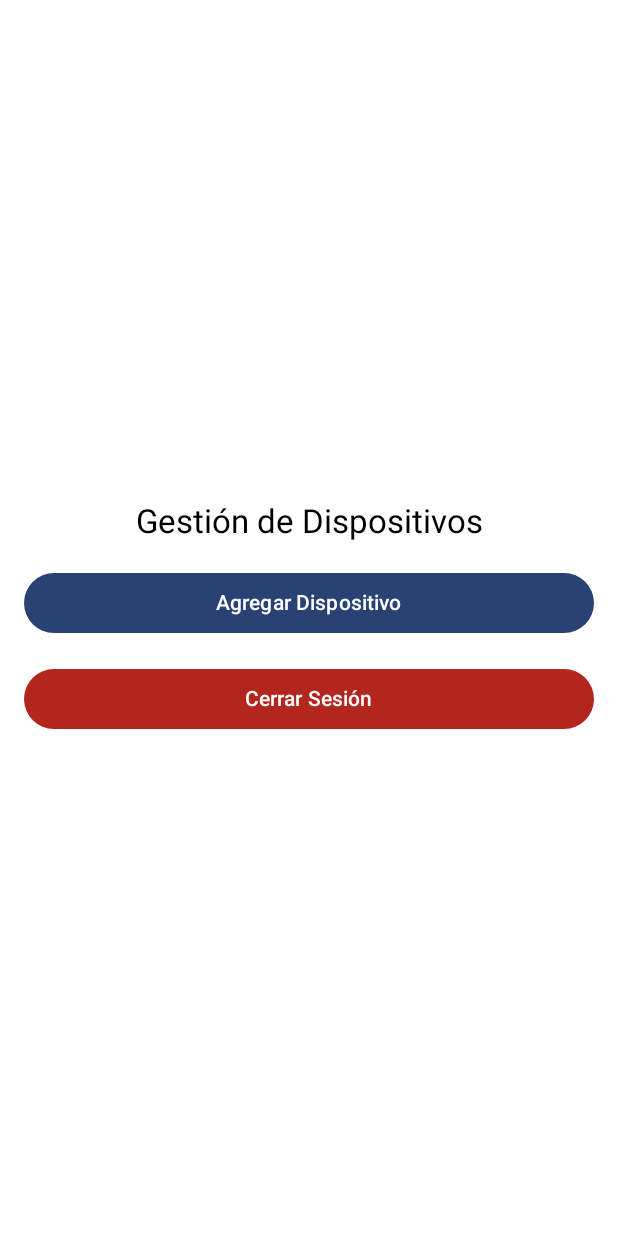
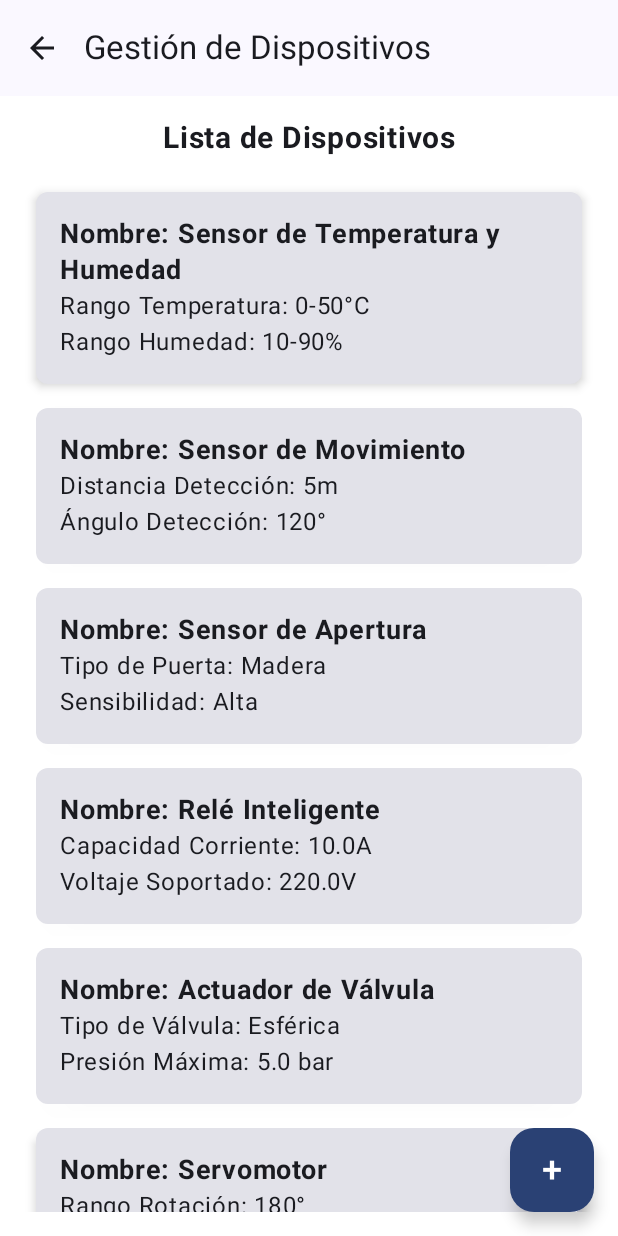
Before and after one commit to santythesalty/PrimerTrimestrProj, an Android app built with Jetpack Compose: the composable Navegacion shown on its own in the app's theme, on a phone screen of 412 x 824 dp. Run offline under Robolectric (Android 15) with nearby library versions, the phone set to English and light mode, and no system bars; our stand-ins replace Firebase (no records; nobody signed in at launch, a user with empty details on screens opened directly).

Commit message:
Lista Visible de inicio y boton de agregar

```diff
--- a/app/src/main/java/com/example/monitorizaciondedispositivos/modelos/DisposivosBD.kt
+++ b/app/src/main/java/com/example/monitorizaciondedispositivos/modelos/DisposivosBD.kt
@@ -3,68 +3,83 @@ package com.example.monitorizaciondedispositivos.modelos
 import kotlinx.serialization.Serializable
 
 @Serializable
-sealed class DispositivoBD(val nombre: String)
+sealed class DispositivoBD(open val nombre: String)
 
 data class SensorTemperaturaHumedadDB(
+    override val nombre: String = "",
     val userid: String = "",
-    val nombre: String = "",
     val rangoTemperatura: String = "",
     val rangoHumedad: String = ""
-)
-
+) : DispositivoBD(nombre)
 
 data class SensorMovimientoDB(
+    override val nombre: String = "",
     val userid: String = "",
-    val nombre: String = "",
     val distanciaDeteccion: Int = 0,
     val anguloDeteccion: Int = 0
-)
+) : DispositivoBD(nombre)
 
 data class SensorAperturaDB(
+    override val nombre: String = "",
     val userid: String = "",
-    val nombre: String = "",
     val tipoPuerta: String = "",
     val sensibilidad: String = ""
-)
+) : DispositivoBD(nombre)
 
 data class ReleInteligenteDB(
+    override val nombre: String = "",
     val userid: String = "",
-    val nombre: String = "",
     val capacidadCorriente: Double = 0.0,
     val voltajeSoportado: Double = 0.0
-)
+) : DispositivoBD(nombre)
 
 data class ActuadorValvulaDB(
+    override val nombre: String = "",
     val userid: String = "",
-    val nombre: String = "",
     val tipoValvula: String = "",
     val presionMaxima: Double = 0.0
-)
+) : DispositivoBD(nombre)
 
 data class ServomotorDB(
+    override val nombre: String = "",
     val userid: String = "",
-    val nombre: String = "",
     val rangoRotacion: Int = 0,
     val parMaximo: Double = 0.0
-)
+) : DispositivoBD(nombre)
 
 data class CamaraIPDB(
+    override val nombre: String = "",
     val userid: String = "",
-    val nombre: String = "",
     val resolucion: String = "",
     val visionNocturna: Boolean = false
-)
+) : DispositivoBD(nombre)
 
 data class ControladorClimaDB(
+    override val nombre: String = "",
     val userid: String = "",
-    val nombre: String = "",
     val soporteHVAC: Boolean = false,
     val capacidadBTU: Int = 0
-)
+) : DispositivoBD(nombre)
 
 data class EstacionMeteorologicaDB(
+    override val nombre: String = "",
     val userid: String = "",
-    val nombre: String = "",
     val sensores: List<String> = emptyList(),
     val rangoOperacion: String = ""
-)
+) : DispositivoBD(nombre)
+
+object DispositivosBD {
+    fun obtenerDispositivos(): List<DispositivoBD> {
+        return listOf(
+            SensorTemperaturaHumedadDB(nombre = "Sensor de Temperatura y Humedad", rangoTemperatura = "0-50°C", rangoHumedad = "10-90%"),
+            SensorMovimientoDB(nombre = "Sensor de Movimiento", distanciaDeteccion = 5, anguloDeteccion = 120),
+            SensorAperturaDB(nombre = "Sensor de Apertura", tipoPuerta = "Madera", sensibilidad = "Alta"),
+            ReleInteligenteDB(nombre = "Relé Inteligente", capacidadCorriente = 10.0, voltajeSoportado = 220.0),
+            ActuadorValvulaDB(nombre = "Actuador de Válvula", tipoValvula = "Esférica", presionMaxima = 5.0),
+            ServomotorDB(nombre = "Servomotor", rangoRotacion = 180, parMaximo = 2.5),
+            CamaraIPDB(nombre = "Cámara IP", resolucion = "1080p", visionNocturna = true),
+            ControladorClimaDB(nombre = "Controlador de Clima", soporteHVAC = true, capacidadBTU = 12000),
+            EstacionMeteorologicaDB(nombre = "Estación Meteorológica", sensores = listOf("Temperatura", "Humedad", "Presión"), rangoOperacion = "-10 a 50°C")
+        )
+    }
+}
--- a/app/src/main/java/com/example/monitorizaciondedispositivos/navegacion/Navegacion.kt
+++ b/app/src/main/java/com/example/monitorizaciondedispositivos/navegacion/Navegacion.kt
@@ -10,19 +10,8 @@ import androidx.navigation.NavHostController
 import androidx.navigation.compose.NavHost
 import androidx.navigation.compose.composable
 import androidx.navigation.compose.rememberNavController
-import androidx.navigation.toRoute
 import com.example.monitorizaciondedispositivos.data.AuthViewModel
-import com.example.monitorizaciondedispositivos.pantallas.PantallaInicio
-import com.example.monitorizaciondedispositivos.pantallas.PantallaSeleccionTipo
-//import com.example.monitorizaciondedispositivos.pantallas.PantallaListaDispositivos
-import com.example.monitorizaciondedispositivos.pantallas.PantallaConfiguracionDispositivo
-import com.example.monitorizaciondedispositivos.modelos.*
-import com.example.monitorizaciondedispositivos.pantallas.LoginScreen
-import com.example.monitorizaciondedispositivos.pantallas.SignUpScreen
-
-
-
-//val listaDispositivos = listOf("Dispositivo 1", "Dispositivo 2", "Dispositivo 3",)
+import com.example.monitorizaciondedispositivos.pantallas.*
 
 @Composable
 fun Navegacion(
@@ -64,7 +53,7 @@ fun Navegacion(
             SignUpScreen(
                 authViewModel = authViewModel,
                 onSignUpSuccess = {
-                    navController.navigate("pantalla-inicio") {
+                    navController.navigate("pantalla_inicio") {
                         popUpTo("signup") { inclusive = true }
                     }
                 },
@@ -75,33 +64,22 @@ fun Navegacion(
                 }
             )
         }
-        // Usamos el objeto Inicio como una ruta. Asegúrate de que el nombre sea correcto.
+
+        // 🔹 Pantalla Inicio
         composable("pantalla_inicio") {
-            PantallaInicio(
-                authViewModel = authViewModel,
-                navController = navController
-            ) {
-                navController.navigate("seleccion_tipo")
-            }
+            PantallaInicio(navController = navController)
         }
 
-        // Usamos el objeto SeleccionTipo como una ruta
+        // 🔹 Pantalla para agregar dispositivos (Navegación desde el botón "+")
+        composable("pantalla_agregar_dispositivo") {
+            PantallaAgregarDispositivo(navController = navController)
+        }
+
+        // 🔹 Pantalla de selección de tipo de dispositivo
         composable("seleccion_tipo") {
             PantallaSeleccionTipo { tipo ->
                 navController.navigate("pantalla_lista_dispositivos/$tipo")
             }
         }
-//        // Ruta dinámica para ListaDispositivos con el parámetro 'tipo'
-//        composable("pantalla_lista_dispositivos/{tipo}") { backStackEntry ->
-//            val tipo = backStackEntry.arguments?.getString("tipo") ?: ""
-//            PantallaListaDispositivos(tipo) { dispositivo ->
-//                navController.navigate("pantalla_configuracion_dispositivo/$dispositivo")
-//            }
-//        }
-//        // Ruta dinámica para ConfiguracionDispositivo con el parámetro 'dispositivo'
-//        composable("pantalla_configuracion_dispositivo/{dispositivo}") { backStackEntry ->
-//            val dispositivo = backStackEntry.arguments?.getString("dispositivo") ?: ""
-//            PantallaConfiguracionDispositivo(dispositivo)
-//        }
     }
 }
--- a/app/src/main/java/com/example/monitorizaciondedispositivos/pantallas/PantallaInicio.kt
+++ b/app/src/main/java/com/example/monitorizaciondedispositivos/pantallas/PantallaInicio.kt
@@ -1,47 +1,140 @@
 package com.example.monitorizaciondedispositivos.pantallas
 
+import androidx.compose.foundation.background
 import androidx.compose.foundation.layout.*
+import androidx.compose.foundation.lazy.LazyColumn
+import androidx.compose.foundation.lazy.items
+import androidx.compose.foundation.shape.RoundedCornerShape
+import androidx.compose.material.icons.Icons
+import androidx.compose.material.icons.filled.ArrowBack
 import androidx.compose.material3.*
-import androidx.compose.runtime.Composable
+import androidx.compose.runtime.*
 import androidx.compose.ui.Alignment
 import androidx.compose.ui.Modifier
+import androidx.compose.ui.graphics.Color
+import androidx.compose.ui.text.font.FontWeight
 import androidx.compose.ui.unit.dp
-import androidx.navigation.NavController
-import com.example.monitorizaciondedispositivos.data.AuthViewModel
+import androidx.compose.ui.unit.sp
+import androidx.navigation.NavHostController
+import com.google.firebase.firestore.FirebaseFirestore
+import com.example.monitorizaciondedispositivos.modelos.DispositivosBD
+import com.example.monitorizaciondedispositivos.modelos.DispositivoBD
+import com.example.monitorizaciondedispositivos.modelos.SensorTemperaturaHumedadDB
 
+@OptIn(ExperimentalMaterial3Api::class)
 @Composable
-fun PantallaInicio(
-    authViewModel: AuthViewModel,
-    navController: NavController,
-    onNavigate: () -> Unit
-) {
-    Column(
-        modifier = Modifier
-            .fillMaxSize()
-            .padding(16.dp),
-        verticalArrangement = Arrangement.Center,
-        horizontalAlignment = Alignment.CenterHorizontally
-    ) {
-        Text("Gestión de Dispositivos", style = MaterialTheme.typography.titleLarge)
-        Spacer(modifier = Modifier.height(16.dp))
+fun PantallaInicio(navController: NavHostController) {
+    val dispositivos = remember { mutableStateListOf<DispositivoBD>() }
+    val firestore = FirebaseFirestore.getInstance()
 
-        Button(onClick = onNavigate, modifier = Modifier.fillMaxWidth()) {
-            Text("Agregar Dispositivo")
+    LaunchedEffect(Unit) {
+        dispositivos.clear()
+        dispositivos.addAll(DispositivosBD.obtenerDispositivos()) // Agregar todos los dispositivos
+
+        firestore.collection("dispositivos").addSnapshotListener { snapshot, _ ->
+            dispositivos.clear()
+            dispositivos.addAll(DispositivosBD.obtenerDispositivos()) // Agregar todos los dispositivos
+            snapshot?.documents?.forEach { document ->
+                val nombre = document.getString("nombre") ?: "Desconocido"
+                dispositivos.add(SensorTemperaturaHumedadDB(nombre = nombre))
+            }
         }
+    }
 
-        Spacer(modifier = Modifier.height(16.dp))
+    Scaffold(
+        topBar = {
+            TopAppBar(
+                title = { Text("Gestión de Dispositivos") },
+                navigationIcon = {
+                    IconButton(onClick = {
+                        navController.navigate("login") {
+                            popUpTo("pantalla_inicio") { inclusive = true }
+                        }
+                    }) { // 🔙 Botón para volver a login
+                        Icon(imageVector = Icons.Default.ArrowBack, contentDescription = "Volver a Login")
+                    }
+                }
+            )
+        },
+        floatingActionButton = {
+            FloatingActionButton(
+                onClick = { navController.navigate("pantalla_agregar_dispositivo") },
+                containerColor = MaterialTheme.colorScheme.primary
+            ) {
+                Text("+", color = Color.White, fontSize = 24.sp)
+            }
+        }
+    ) { paddingValues ->
+        Column(
+            modifier = Modifier
+                .fillMaxSize()
+                .background(Color.White) // Fondo blanco
+                .padding(paddingValues)
+                .padding(16.dp),
+            verticalArrangement = Arrangement.Top,
+            horizontalAlignment = Alignment.CenterHorizontally
+        ) {
+            Text("Lista de Dispositivos", fontSize = 20.sp, fontWeight = FontWeight.Bold)
+            Spacer(modifier = Modifier.height(16.dp))
 
-        Button(
-            onClick = {
-                authViewModel.logout()
-                navController.navigate("login") {
-                    popUpTo("pantalla_inicio") { inclusive = true }
+            LazyColumn(modifier = Modifier.fillMaxSize()) {
+                items(dispositivos) { dispositivo ->
+                    DispositivoCard(dispositivo)
                 }
-            },
-            modifier = Modifier.fillMaxWidth(),
-            colors = ButtonDefaults.buttonColors(containerColor = MaterialTheme.colorScheme.error)
-        ) {
-            Text("Cerrar Sesión")
+            }
         }
     }
 }
+
+@Composable
+fun DispositivoCard(dispositivo: DispositivoBD) {
+    Card(
+        shape = RoundedCornerShape(8.dp),
+        elevation = CardDefaults.cardElevation(defaultElevation = 4.dp),
+        modifier = Modifier
+            .fillMaxWidth()
+            .padding(8.dp)
+    ) {
+        Column(modifier = Modifier.padding(16.dp)) {
+            Text(text = "Nombre: ${dispositivo.nombre}", fontWeight = FontWeight.Bold, fontSize = 18.sp)
+            when (dispositivo) {
+                is com.example.monitorizaciondedispositivos.modelos.SensorTemperaturaHumedadDB -> {
+                    Text("Rango Temperatura: ${dispositivo.rangoTemperatura}")
+                    Text("Rango Humedad: ${dispositivo.rangoHumedad}")
+                }
+                is com.example.monitorizaciondedispositivos.modelos.SensorMovimientoDB -> {
+                    Text("Distancia Detección: ${dispositivo.distanciaDeteccion}m")
+                    Text("Ángulo Detección: ${dispositivo.anguloDeteccion}°")
+                }
+                is com.example.monitorizaciondedispositivos.modelos.SensorAperturaDB -> {
+                    Text("Tipo de Puerta: ${dispositivo.tipoPuerta}")
+                    Text("Sensibilidad: ${dispositivo.sensibilidad}")
+                }
+                is com.example.monitorizaciondedispositivos.modelos.ReleInteligenteDB -> {
+                    Text("Capacidad Corriente: ${dispositivo.capacidadCorriente}A")
+                    Text("Voltaje Soportado: ${dispositivo.voltajeSoportado}V")
+                }
+                is com.example.monitorizaciondedispositivos.modelos.ActuadorValvulaDB -> {
+                    Text("Tipo de Válvula: ${dispositivo.tipoValvula}")
+                    Text("Presión Máxima: ${dispositivo.presionMaxima} bar")
+                }
+                is com.example.monitorizaciondedispositivos.modelos.ServomotorDB -> {
+                    Text("Rango Rotación: ${dispositivo.rangoRotacion}°")
+                    Text("Par Máximo: ${dispositivo.parMaximo} Nm")
+                }
+                is com.example.monitorizaciondedispositivos.modelos.CamaraIPDB -> {
+                    Text("Resolución: ${dispositivo.resolucion}")
+                    Text("Visión Nocturna: ${if (dispositivo.visionNocturna) "Sí" else "No"}")
+                }
+                is com.example.monitorizaciondedispositivos.modelos.ControladorClimaDB -> {
+                    Text("Soporta HVAC: ${if (dispositivo.soporteHVAC) "Sí" else "No"}")
+                    Text("Capacidad BTU: ${dispositivo.capacidadBTU}")
+                }
+                is com.example.monitorizaciondedispositivos.modelos.EstacionMeteorologicaDB -> {
+                    Text("Sensores: ${dispositivo.sensores.joinToString(", ")}")
+                    Text("Rango de Operación: ${dispositivo.rangoOperacion}")
+                }
+            }
+        }
+    }
+}
--- a/gradle/libs.versions.toml
+++ b/gradle/libs.versions.toml
@@ -1,5 +1,5 @@
 [versions]
-agp = "8.6.0"
+agp = "8.8.0"
 kotlin = "2.0.0"
 coreKtx = "1.15.0"
 junit = "4.13.2"
```
Also changed, not shown: app/src/main/java/com/example/monitorizaciondedispositivos/pantallas/PantallaAgregarDispositivo.kt (added, +58 -0 lines), app/src/main/java/com/example/monitorizaciondedispositivos/pantallas/LoginScreen.kt (line endings or trailing spaces), app/src/main/java/com/example/monitorizaciondedispositivos/pantallas/PantallaConfiguracionDispositivo.kt (line endings or trailing spaces), gradle/wrapper/gradle-wrapper.properties.
